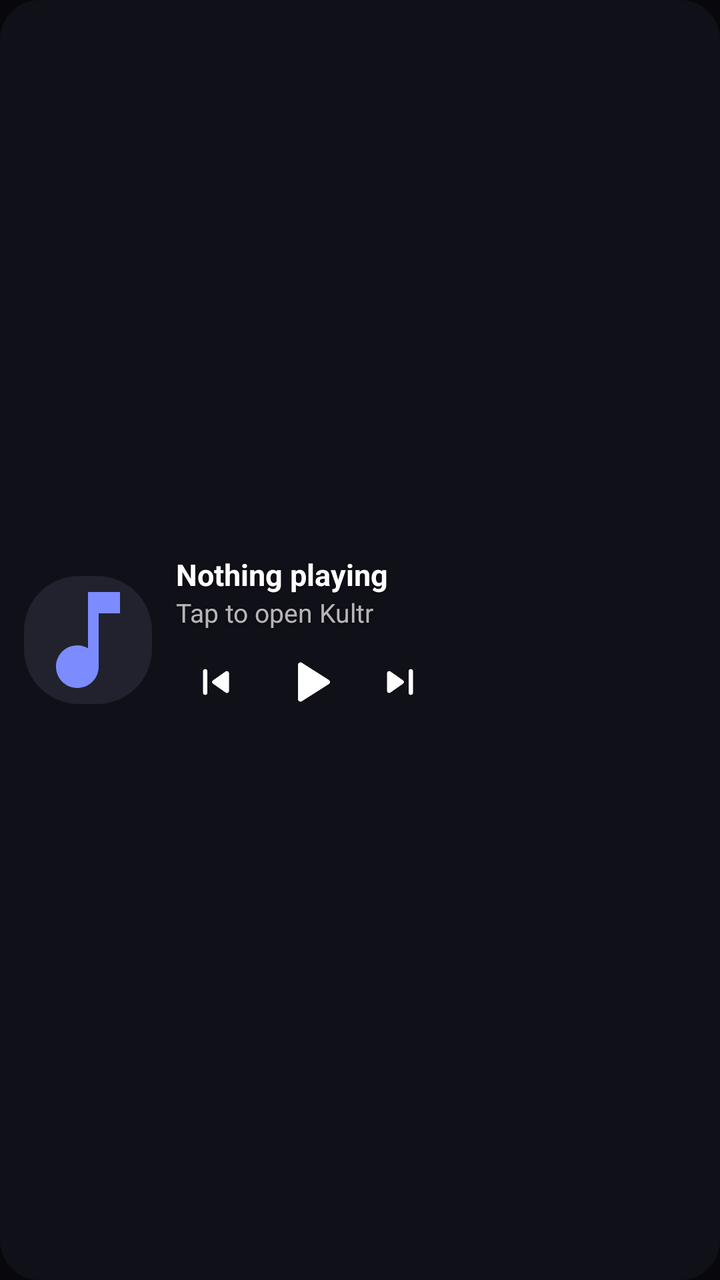
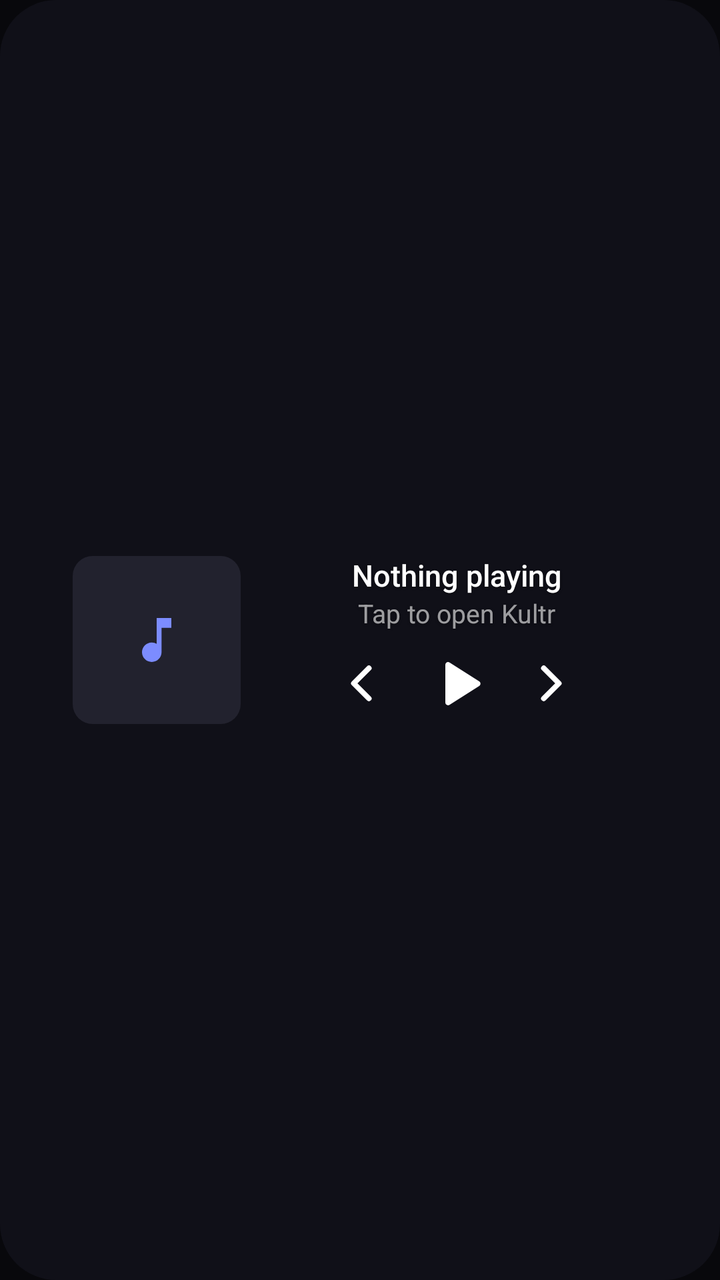

The first picture is an Android layout as it rendered before a commit; the second is the same layout after the commit. The layout source and the unified diff follow.
<!-- AndroidManifest.xml: application theme Theme.Kultr -->
<!-- res/layout/widget_now_playing.xml -->
<?xml version="1.0" encoding="utf-8"?>
<FrameLayout xmlns:android="http://schemas.android.com/apk/res/android"
    android:id="@+id/widget_root"
    android:layout_width="match_parent"
    android:layout_height="match_parent">

    <ImageView
        android:id="@+id/widget_background"
        android:layout_width="match_parent"
        android:layout_height="match_parent"
        android:importantForAccessibility="no"
        android:scaleType="fitXY"
        android:src="@drawable/widget_background" />

    <LinearLayout
        android:layout_width="match_parent"
        android:layout_height="match_parent"
        android:gravity="center_vertical"
        android:orientation="horizontal"
        android:padding="12dp">

        <ImageView
            android:id="@+id/widget_art"
            android:layout_width="64dp"
            android:layout_height="64dp"
            android:contentDescription="@string/widget_open"
            android:scaleType="centerCrop"
            android:src="@drawable/widget_art_placeholder" />

        <LinearLayout
            android:layout_width="0dp"
            android:layout_height="wrap_content"
            android:layout_marginStart="12dp"
            android:layout_weight="1"
            android:orientation="vertical">

            <LinearLayout
                android:id="@+id/widget_info"
                android:layout_width="match_parent"
                android:layout_height="wrap_content"
                android:orientation="vertical">

                <TextView
                    android:id="@+id/widget_title"
                    android:layout_width="match_parent"
                    android:layout_height="wrap_content"
                    android:ellipsize="end"
                    android:maxLines="1"
                    android:shadowColor="#99000000"
                    android:shadowDy="1"
                    android:shadowRadius="3"
                    android:text="@string/widget_idle_title"
                    android:textColor="#FFFFFFFF"
                    android:textSize="15sp"
                    android:textStyle="bold" />

                <TextView
                    android:id="@+id/widget_artist"
                    android:layout_width="match_parent"
                    android:layout_height="wrap_content"
                    android:ellipsize="end"
                    android:maxLines="1"
                    android:shadowColor="#99000000"
                    android:shadowDy="1"
                    android:shadowRadius="3"
                    android:text="@string/widget_idle_subtitle"
                    android:textColor="#B3FFFFFF"
                    android:textSize="13sp" />
            </LinearLayout>

            <LinearLayout
                android:layout_width="wrap_content"
                android:layout_height="wrap_content"
                android:layout_marginTop="4dp"
                android:gravity="center_vertical"
                android:orientation="horizontal">

                <ImageButton
                    android:id="@+id/widget_previous"
                    android:layout_width="40dp"
                    android:layout_height="40dp"
                    android:background="@android:color/transparent"
                    android:contentDescription="@string/widget_previous"
                    android:scaleType="centerInside"
                    android:src="@drawable/ic_widget_previous" />

                <ImageButton
                    android:id="@+id/widget_play"
                    android:layout_width="44dp"
                    android:layout_height="44dp"
                    android:layout_marginStart="4dp"
                    android:layout_marginEnd="4dp"
                    android:background="@android:color/transparent"
                    android:contentDescription="@string/widget_play"
                    android:scaleType="centerInside"
                    android:src="@drawable/ic_widget_play" />

                <ImageButton
                    android:id="@+id/widget_next"
                    android:layout_width="40dp"
                    android:layout_height="40dp"
                    android:background="@android:color/transparent"
                    android:contentDescription="@string/widget_next"
                    android:scaleType="centerInside"
                    android:src="@drawable/ic_widget_next" />
            </LinearLayout>
        </LinearLayout>
    </LinearLayout>
</FrameLayout>
<!-- resources referenced by this layout -->
<resources>
  <!-- drawable ic_widget_next (drawable) -->
  <?xml version="1.0" encoding="utf-8"?>
  <vector xmlns:android="http://schemas.android.com/apk/res/android"
      android:width="26dp"
      android:height="26dp"
      android:viewportWidth="24"
      android:viewportHeight="24">
      <path
          android:fillColor="#FFFFFFFF"
          android:pathData="M7.58,16.89l5.77,-4.07c0.56,-0.4 0.56,-1.24 0,-1.63L7.58,7.11C6.91,6.65 6,7.12 6,7.93v8.14c0,0.81 0.91,1.28 1.58,0.82zM16,7v10c0,0.55 0.45,1 1,1s1,-0.45 1,-1V7c0,-0.55 -0.45,-1 -1,-1s-1,0.45 -1,1z" />
  </vector>
  <!-- drawable ic_widget_play (drawable) -->
  <?xml version="1.0" encoding="utf-8"?>
  <vector xmlns:android="http://schemas.android.com/apk/res/android"
      android:width="30dp"
      android:height="30dp"
      android:viewportWidth="24"
      android:viewportHeight="24">
      <path
          android:fillColor="#FFFFFFFF"
          android:pathData="M8,5.14v13.72c0,0.79 0.87,1.27 1.54,0.84l10.78,-6.86c0.62,-0.39 0.62,-1.29 0,-1.69L9.54,4.3C8.87,3.87 8,4.35 8,5.14z" />
  </vector>
  <!-- drawable ic_widget_previous (drawable) -->
  <?xml version="1.0" encoding="utf-8"?>
  <vector xmlns:android="http://schemas.android.com/apk/res/android"
      android:width="26dp"
      android:height="26dp"
      android:viewportWidth="24"
      android:viewportHeight="24">
      <path
          android:fillColor="#FFFFFFFF"
          android:pathData="M7,6c0.55,0 1,0.45 1,1v10c0,0.55 -0.45,1 -1,1s-1,-0.45 -1,-1V7c0,-0.55 0.45,-1 1,-1zM10.66,12.82l5.77,4.07c0.66,0.47 1.58,-0.01 1.58,-0.82V7.93c0,-0.81 -0.91,-1.28 -1.58,-0.82l-5.77,4.07c-0.57,0.4 -0.57,1.24 0,1.64z" />
  </vector>
  <!-- drawable widget_art_placeholder (drawable) -->
  <?xml version="1.0" encoding="utf-8"?>
  <layer-list xmlns:android="http://schemas.android.com/apk/res/android">
      <item>
          <shape android:shape="rectangle">
              <solid android:color="#FF22222E" />
              <corners android:radius="12dp" />
          </shape>
      </item>
      <item
          android:width="28dp"
          android:height="28dp"
          android:gravity="center"
          android:drawable="@drawable/ic_widget_note" />
  </layer-list>
  <!-- drawable widget_background (drawable) -->
  <?xml version="1.0" encoding="utf-8"?>
  <shape xmlns:android="http://schemas.android.com/apk/res/android" android:shape="rectangle">
      <solid android:color="#FF101018" />
      <corners android:radius="20dp" />
  </shape>
  <string name="widget_idle_subtitle">Tap to open Kultr</string>
  <string name="widget_idle_title">Nothing playing</string>
  <string name="widget_next">Next</string>
  <string name="widget_open">Open Kultr</string>
  <string name="widget_play">Play</string>
  <string name="widget_previous">Previous</string>
  <style name="Theme.Kultr" parent="android:Theme.Material.NoActionBar">
          <item name="android:windowBackground">@color/kultr_background</item>
          <item name="android:statusBarColor">@android:color/transparent</item>
          <item name="android:navigationBarColor">@android:color/transparent</item>
          <item name="android:windowLightStatusBar">false</item>
      </style>
  <!-- drawable ic_widget_note (drawable) -->
  <?xml version="1.0" encoding="utf-8"?>
  <vector xmlns:android="http://schemas.android.com/apk/res/android"
      android:width="28dp"
      android:height="28dp"
      android:viewportWidth="24"
      android:viewportHeight="24">
      <path
          android:fillColor="#FF7C8CFF"
          android:pathData="M12,3v10.55c-0.59,-0.34 -1.27,-0.55 -2,-0.55 -2.21,0 -4,1.79 -4,4s1.79,4 4,4 4,-1.79 4,-4V7h4V3h-6z" />
  </vector>
  <color name="kultr_background">#08080C</color>
</resources>

<!-- the commit's change to res/layout/widget_now_playing.xml (unified diff, before → after) -->
@@ -13,95 +13,120 @@
         android:src="@drawable/widget_background" />
 
     <LinearLayout
+        android:id="@+id/widget_content"
         android:layout_width="match_parent"
         android:layout_height="match_parent"
-        android:gravity="center_vertical"
+        android:gravity="center"
         android:orientation="horizontal"
-        android:padding="12dp">
+        android:paddingHorizontal="16dp"
+        android:paddingVertical="8dp">
 
         <ImageView
             android:id="@+id/widget_art"
-            android:layout_width="64dp"
-            android:layout_height="64dp"
+            android:layout_width="wrap_content"
+            android:layout_height="wrap_content"
+            android:adjustViewBounds="true"
             android:contentDescription="@string/widget_open"
-            android:scaleType="centerCrop"
+            android:maxWidth="84dp"
+            android:maxHeight="84dp"
+            android:scaleType="fitCenter"
             android:src="@drawable/widget_art_placeholder" />
 
         <LinearLayout
-            android:layout_width="0dp"
+            android:id="@+id/widget_column"
+            android:layout_width="wrap_content"
             android:layout_height="wrap_content"
-            android:layout_marginStart="12dp"
-            android:layout_weight="1"
-            android:orientation="vertical">
+            android:gravity="center_horizontal"
+            android:orientation="vertical"
+            android:paddingStart="13dp">
 
             <LinearLayout
                 android:id="@+id/widget_info"
-                android:layout_width="match_parent"
+                android:layout_width="wrap_content"
                 android:layout_height="wrap_content"
+                android:gravity="center_horizontal"
                 android:orientation="vertical">
 
                 <TextView
                     android:id="@+id/widget_title"
-                    android:layout_width="match_parent"
+                    android:layout_width="wrap_content"
                     android:layout_height="wrap_content"
                     android:ellipsize="end"
+                    android:fontFamily="sans-serif-medium"
+                    android:gravity="center"
                     android:maxLines="1"
-                    android:shadowColor="#99000000"
+                    android:shadowColor="#66000000"
                     android:shadowDy="1"
                     android:shadowRadius="3"
                     android:text="@string/widget_idle_title"
                     android:textColor="#FFFFFFFF"
                     android:textSize="15sp"
-                    android:textStyle="bold" />
+                    android:width="190dp" />
 
                 <TextView
                     android:id="@+id/widget_artist"
-                    android:layout_width="match_parent"
+                    android:layout_width="wrap_content"
                     android:layout_height="wrap_content"
                     android:ellipsize="end"
+                    android:gravity="center"
                     android:maxLines="1"
-                    android:shadowColor="#99000000"
+                    android:shadowColor="#66000000"
                     android:shadowDy="1"
                     android:shadowRadius="3"
                     android:text="@string/widget_idle_subtitle"
-                    android:textColor="#B3FFFFFF"
-                    android:textSize="13sp" />
+                    android:textColor="#99FFFFFF"
+                    android:textSize="13sp"
+                    android:width="190dp" />
             </LinearLayout>
 
             <LinearLayout
+                android:id="@+id/widget_controls"
                 android:layout_width="wrap_content"
                 android:layout_height="wrap_content"
-                android:layout_marginTop="4dp"
                 android:gravity="center_vertical"
-                android:orientation="horizontal">
+                android:orientation="horizontal"
+                android:paddingTop="6dp">
 
                 <ImageButton
                     android:id="@+id/widget_previous"
-                    android:layout_width="40dp"
-                    android:layout_height="40dp"
-                    android:background="@android:color/transparent"
+                    android:layout_width="wrap_content"
+                    android:layout_height="wrap_content"
+                    android:adjustViewBounds="true"
+                    android:background="?android:attr/selectableItemBackgroundBorderless"
                     android:contentDescription="@string/widget_previous"
-                    android:scaleType="centerInside"
+                    android:maxWidth="44dp"
+                    android:maxHeight="34dp"
+                    android:paddingHorizontal="9dp"
+                    android:paddingVertical="4dp"
+                    android:scaleType="fitCenter"
                     android:src="@drawable/ic_widget_previous" />
 
                 <ImageButton
                     android:id="@+id/widget_play"
-                    android:layout_width="44dp"
-                    android:layout_height="44dp"
-                    android:layout_marginStart="4dp"
-                    android:layout_marginEnd="4dp"
-                    android:background="@android:color/transparent"
+                    android:layout_width="wrap_content"
+                    android:layout_height="wrap_content"
+                    android:adjustViewBounds="true"
+                    android:background="?android:attr/selectableItemBackgroundBorderless"
                     android:contentDescription="@string/widget_play"
-                    android:scaleType="centerInside"
+                    android:maxWidth="51dp"
+                    android:maxHeight="41dp"
+                    android:paddingHorizontal="9dp"
+                    android:paddingVertical="4dp"
+                    android:scaleType="fitCenter"
                     android:src="@drawable/ic_widget_play" />
 
                 <ImageButton
                     android:id="@+id/widget_next"
-                    android:layout_width="40dp"
-                    android:layout_height="40dp"
-                    android:background="@android:color/transparent"
+                    android:layout_width="wrap_content"
+                    android:layout_height="wrap_content"
+                    android:adjustViewBounds="true"
+                    android:background="?android:attr/selectableItemBackgroundBorderless"
                     android:contentDescription="@string/widget_next"
-                    android:scaleType="centerInside"
+                    android:maxWidth="44dp"
+                    android:maxHeight="34dp"
+                    android:paddingHorizontal="9dp"
+                    android:paddingVertical="4dp"
+                    android:scaleType="fitCenter"
                     android:src="@drawable/ic_widget_next" />
             </LinearLayout>
         </LinearLayout>
<!-- resource entries referenced after the edit -->
@@ -3,19 +3,22 @@
   <!-- drawable ic_widget_next (drawable) -->
   <?xml version="1.0" encoding="utf-8"?>
   <vector xmlns:android="http://schemas.android.com/apk/res/android"
-      android:width="26dp"
-      android:height="26dp"
+      android:width="64dp"
+      android:height="64dp"
       android:viewportWidth="24"
       android:viewportHeight="24">
       <path
-          android:fillColor="#FFFFFFFF"
-          android:pathData="M7.58,16.89l5.77,-4.07c0.56,-0.4 0.56,-1.24 0,-1.63L7.58,7.11C6.91,6.65 6,7.12 6,7.93v8.14c0,0.81 0.91,1.28 1.58,0.82zM16,7v10c0,0.55 0.45,1 1,1s1,-0.45 1,-1V7c0,-0.55 -0.45,-1 -1,-1s-1,0.45 -1,1z" />
+          android:pathData="M8.5,5L15.5,12L8.5,19"
+          android:strokeWidth="2.5"
+          android:strokeColor="#FFFFFFFF"
+          android:strokeLineCap="round"
+          android:strokeLineJoin="round" />
   </vector>
   <!-- drawable ic_widget_play (drawable) -->
   <?xml version="1.0" encoding="utf-8"?>
   <vector xmlns:android="http://schemas.android.com/apk/res/android"
-      android:width="30dp"
-      android:height="30dp"
+      android:width="64dp"
+      android:height="64dp"
       android:viewportWidth="24"
       android:viewportHeight="24">
       <path
@@ -25,13 +28,16 @@
   <!-- drawable ic_widget_previous (drawable) -->
   <?xml version="1.0" encoding="utf-8"?>
   <vector xmlns:android="http://schemas.android.com/apk/res/android"
-      android:width="26dp"
-      android:height="26dp"
+      android:width="64dp"
+      android:height="64dp"
       android:viewportWidth="24"
       android:viewportHeight="24">
       <path
-          android:fillColor="#FFFFFFFF"
-          android:pathData="M7,6c0.55,0 1,0.45 1,1v10c0,0.55 -0.45,1 -1,1s-1,-0.45 -1,-1V7c0,-0.55 0.45,-1 1,-1zM10.66,12.82l5.77,4.07c0.66,0.47 1.58,-0.01 1.58,-0.82V7.93c0,-0.81 -0.91,-1.28 -1.58,-0.82l-5.77,4.07c-0.57,0.4 -0.57,1.24 0,1.64z" />
+          android:pathData="M15.5,5L8.5,12L15.5,19"
+          android:strokeWidth="2.5"
+          android:strokeColor="#FFFFFFFF"
+          android:strokeLineCap="round"
+          android:strokeLineJoin="round" />
   </vector>
   <!-- drawable widget_art_placeholder (drawable) -->
   <?xml version="1.0" encoding="utf-8"?>
@@ -39,14 +45,18 @@
       <item>
           <shape android:shape="rectangle">
               <solid android:color="#FF22222E" />
-              <corners android:radius="12dp" />
+              <corners android:radius="19dp" />
+              <size
+                  android:width="160dp"
+                  android:height="160dp" />
           </shape>
       </item>
       <item
-          android:width="28dp"
-          android:height="28dp"
-          android:gravity="center"
-          android:drawable="@drawable/ic_widget_note" />
+          android:bottom="52dp"
+          android:drawable="@drawable/ic_widget_note"
+          android:left="52dp"
+          android:right="52dp"
+          android:top="52dp" />
   </layer-list>
   <!-- drawable widget_background (drawable) -->
   <?xml version="1.0" encoding="utf-8"?>
